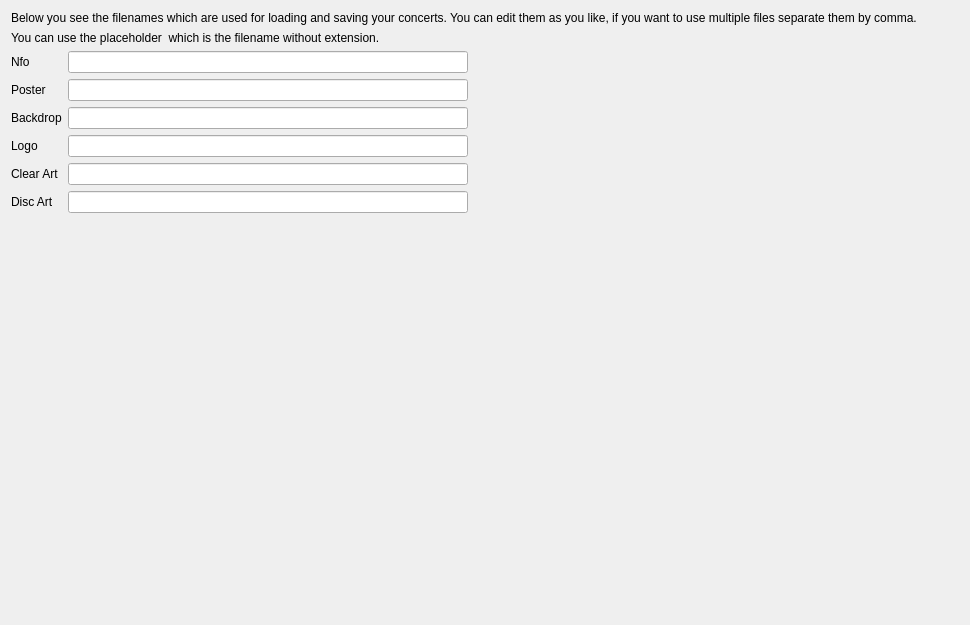
Before: the Qt Designer form src/ui/settings/ConcertSettingsWidget.ui in Komet/MediaElch, drawn with Qt 5.
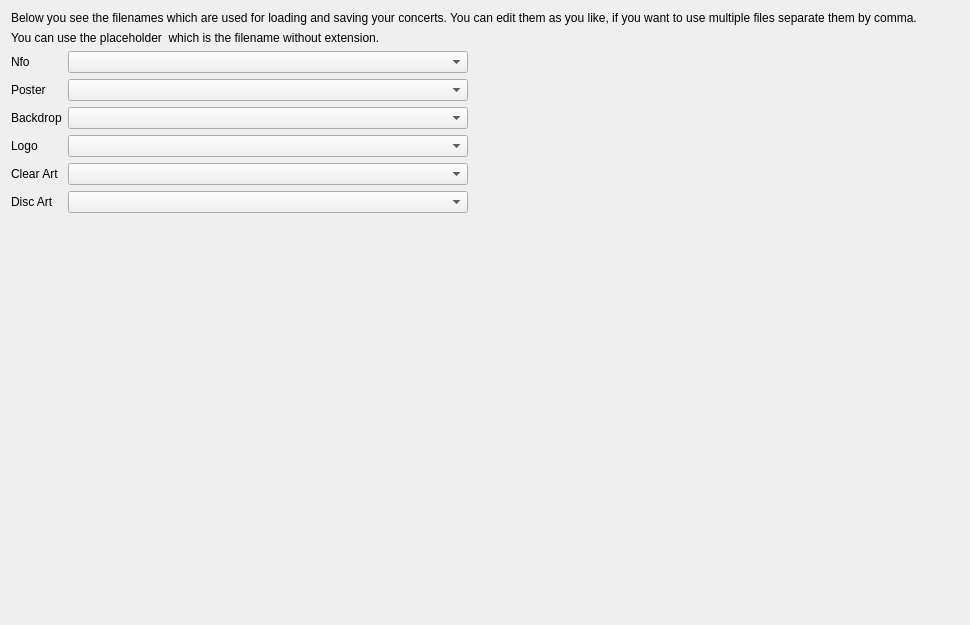
After: the same form once the commit is applied. Custom widgets are drawn as their Qt base class.

Commit message:
[UI] Use QComboBox for PlaceholderLineEdit to provide default
This commit makes it possible to set default values for certain text
fields such as in the RenamerDialog.  This allows users to switch
back to defaults if they accidentally edited the box.

This is done for Renamer line edits.  Only few examples were edited by
default.

```diff
--- a/src/ui/settings/ConcertSettingsWidget.ui
+++ b/src/ui/settings/ConcertSettingsWidget.ui
@@ -80,6 +80,18 @@
      </item>
      <item row="0" column="1">
       <widget class="PlaceholderLineEdit" name="concertNfo">
+       <property name="sizePolicy">
+        <sizepolicy hsizetype="MinimumExpanding" vsizetype="Fixed">
+         <horstretch>0</horstretch>
+         <verstretch>0</verstretch>
+        </sizepolicy>
+       </property>
+       <property name="minimumSize">
+        <size>
+         <width>200</width>
+         <height>0</height>
+        </size>
+       </property>
        <property name="maximumSize">
         <size>
          <width>400</width>
@@ -90,6 +102,18 @@
      </item>
      <item row="1" column="1">
       <widget class="PlaceholderLineEdit" name="concertPoster">
+       <property name="sizePolicy">
+        <sizepolicy hsizetype="MinimumExpanding" vsizetype="Fixed">
+         <horstretch>0</horstretch>
+         <verstretch>0</verstretch>
+        </sizepolicy>
+       </property>
+       <property name="minimumSize">
+        <size>
+         <width>200</width>
+         <height>0</height>
+        </size>
+       </property>
        <property name="maximumSize">
         <size>
          <width>400</width>
@@ -100,6 +124,18 @@
      </item>
      <item row="2" column="1">
       <widget class="PlaceholderLineEdit" name="concertBackdrop">
+       <property name="sizePolicy">
+        <sizepolicy hsizetype="MinimumExpanding" vsizetype="Fixed">
+         <horstretch>0</horstretch>
+         <verstretch>0</verstretch>
+        </sizepolicy>
+       </property>
+       <property name="minimumSize">
+        <size>
+         <width>200</width>
+         <height>0</height>
+        </size>
+       </property>
        <property name="maximumSize">
         <size>
          <width>400</width>
@@ -110,6 +146,18 @@
      </item>
      <item row="3" column="1">
       <widget class="PlaceholderLineEdit" name="concertLogo">
+       <property name="sizePolicy">
+        <sizepolicy hsizetype="MinimumExpanding" vsizetype="Fixed">
+         <horstretch>0</horstretch>
+         <verstretch>0</verstretch>
+        </sizepolicy>
+       </property>
+       <property name="minimumSize">
+        <size>
+         <width>200</width>
+         <height>0</height>
+        </size>
+       </property>
        <property name="maximumSize">
         <size>
          <width>400</width>
@@ -120,6 +168,18 @@
      </item>
      <item row="4" column="1">
       <widget class="PlaceholderLineEdit" name="concertClearArt">
+       <property name="sizePolicy">
+        <sizepolicy hsizetype="MinimumExpanding" vsizetype="Fixed">
+         <horstretch>0</horstretch>
+         <verstretch>0</verstretch>
+        </sizepolicy>
+       </property>
+       <property name="minimumSize">
+        <size>
+         <width>200</width>
+         <height>0</height>
+        </size>
+       </property>
        <property name="maximumSize">
         <size>
          <width>400</width>
@@ -130,6 +190,18 @@
      </item>
      <item row="5" column="1">
       <widget class="PlaceholderLineEdit" name="concertDiscArt">
+       <property name="sizePolicy">
+        <sizepolicy hsizetype="MinimumExpanding" vsizetype="Fixed">
+         <horstretch>0</horstretch>
+         <verstretch>0</verstretch>
+        </sizepolicy>
+       </property>
+       <property name="minimumSize">
+        <size>
+         <width>200</width>
+         <height>0</height>
+        </size>
+       </property>
        <property name="maximumSize">
         <size>
          <width>400</width>
@@ -145,7 +217,7 @@
  <customwidgets>
   <customwidget>
    <class>PlaceholderLineEdit</class>
-   <extends>QLineEdit</extends>
+   <extends>QComboBox</extends>
    <header location="global">ui/small_widgets/PlaceholderLineEdit.h</header>
   </customwidget>
  </customwidgets>
```
The commit also changes 13 other files.
